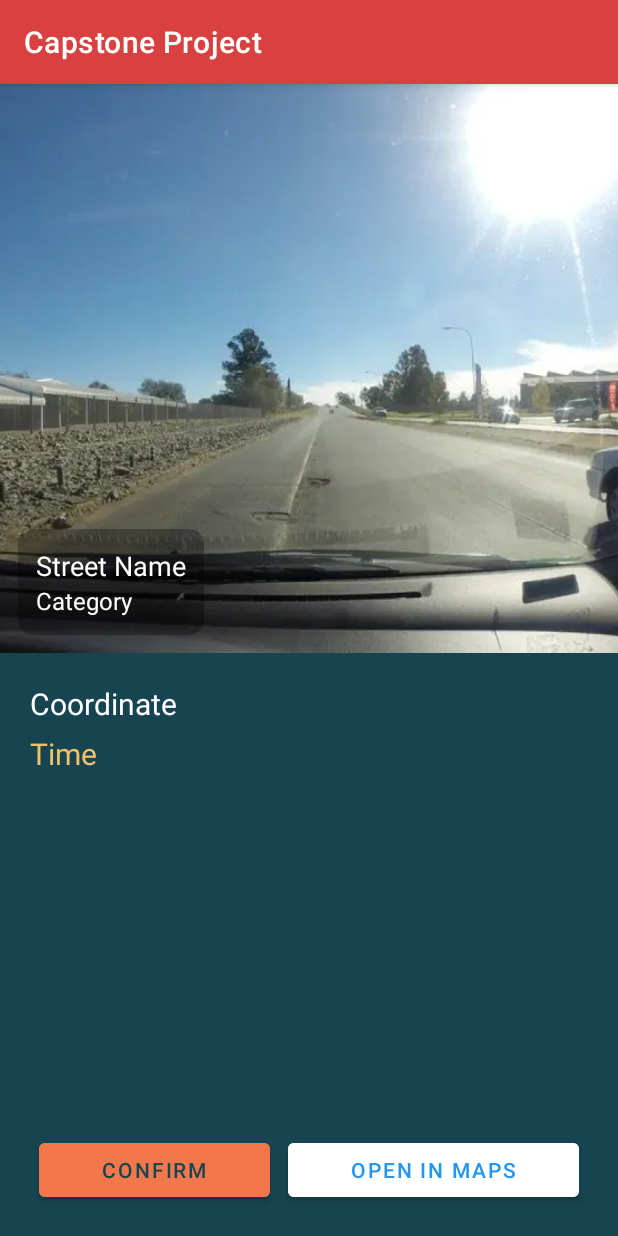
After one commit to Ivan-Widjanarko/Potholes-Detection-PhD-, an Android app: the ReportDetailActivity screen opened directly, with no data from a screen before it, on a phone screen of 412 x 824 dp. The commit adds this screen. Run offline under Robolectric (Android 15) with nearby library versions, the phone set to English and light mode, and no system bars.

Commit message:
Report Layout 2
report detail

```diff
--- a/app/src/main/AndroidManifest.xml
+++ b/app/src/main/AndroidManifest.xml
@@ -13,7 +13,8 @@
         android:roundIcon="@mipmap/ic_launcher_round"
         android:supportsRtl="true"
         android:theme="@style/Theme.CapstoneProject">
-        <activity android:name=".ui.report.ReportActivity"></activity>
+        <activity android:name=".ui.report.ReportDetailActivity"></activity>
+        <activity android:name=".ui.report.ReportActivity" />
         <activity android:name=".ui.about.AboutActivity" />
         <activity android:name=".ui.authentication.AuthActivity" />
         <activity
--- /dev/null
+++ b/app/src/main/java/id/develo/capstoneproject/ui/report/ReportDetailActivity.kt
@@ -0,0 +1,12 @@
+package id.develo.capstoneproject.ui.report
+
+import androidx.appcompat.app.AppCompatActivity
+import android.os.Bundle
+import id.develo.capstoneproject.R
+
+class ReportDetailActivity : AppCompatActivity() {
+    override fun onCreate(savedInstanceState: Bundle?) {
+        super.onCreate(savedInstanceState)
+        setContentView(R.layout.activity_report_detail)
+    }
+}
--- /dev/null
+++ b/app/src/main/res/drawable/rounded_edge.xml
@@ -0,0 +1,16 @@
+<shape
+    xmlns:android="http://schemas.android.com/apk/res/android">
+    <solid
+        android:color="#4D000000">
+    </solid>
+    <stroke
+        android:width="0dp"
+        android:color="#424242">
+    </stroke>
+    <corners
+        android:topLeftRadius="10dp"
+        android:topRightRadius="10dp"
+        android:bottomLeftRadius="10dp"
+        android:bottomRightRadius="10dp">
+    </corners>
+</shape>
--- /dev/null
+++ b/app/src/main/res/layout/activity_report_detail.xml
@@ -0,0 +1,101 @@
+<?xml version="1.0" encoding="utf-8"?>
+<LinearLayout xmlns:android="http://schemas.android.com/apk/res/android"
+    android:layout_width="match_parent"
+    android:layout_height="match_parent"
+    android:orientation="vertical"
+    android:background="@color/secondary_dark">
+
+        <FrameLayout
+            android:layout_width="match_parent"
+            android:layout_height="wrap_content">
+
+            <ImageView
+                android:id="@+id/img_result"
+                android:layout_width="match_parent"
+                android:layout_height="wrap_content"
+                android:adjustViewBounds="true"
+                android:scaleType="fitXY"
+                android:src="@drawable/dummy" />
+
+            <LinearLayout
+                android:layout_width="wrap_content"
+                android:layout_height="wrap_content"
+                android:orientation="vertical"
+                android:layout_gravity="bottom"
+                android:background="@drawable/rounded_edge"
+                android:layout_margin="12dp"
+                android:padding="12dp">
+
+                <TextView
+                    android:id="@+id/tv_street"
+                    android:layout_width="wrap_content"
+                    android:layout_height="wrap_content"
+                    android:textSize="18sp"
+                    android:textColor="@android:color/white"
+                    android:gravity="center_vertical"
+                    android:text="@string/text_street" />
+
+                <TextView
+                    android:id="@id/tv_category"
+                    android:layout_width="wrap_content"
+                    android:layout_height="wrap_content"
+                    android:textSize="16sp"
+                    android:textColor="@android:color/white"
+                    android:gravity="center_vertical"
+                    android:text="@string/text_category" />
+
+            </LinearLayout>
+        </FrameLayout>
+
+    <TextView
+        android:id="@+id/tv_coordinate"
+        android:layout_width="match_parent"
+        android:layout_height="wrap_content"
+        android:layout_marginHorizontal="20dp"
+        android:layout_marginTop="20dp"
+        android:textSize="20sp"
+        android:textColor="@android:color/white"
+        android:text="@string/coordinate"/>
+
+    <TextView
+        android:id="@+id/tv_time"
+        android:layout_width="match_parent"
+        android:layout_height="wrap_content"
+        android:layout_marginHorizontal="20dp"
+        android:layout_marginTop="6dp"
+        android:textSize="20sp"
+        android:textColor="@color/primary_light"
+        android:text="@string/time"/>
+
+    <LinearLayout
+        android:layout_width="match_parent"
+        android:layout_height="match_parent"
+        android:orientation="horizontal"
+        android:weightSum="2"
+        android:gravity="bottom"
+        android:padding="20dp">
+
+        <Button
+            android:id="@+id/btn_confirm"
+            android:layout_width="wrap_content"
+            android:layout_height="wrap_content"
+            android:backgroundTint="@color/primary"
+            android:layout_marginHorizontal="6dp"
+            android:layout_weight="1"
+            android:text="Confirm"
+            android:textColor="@color/secondary_dark" />
+
+        <Button
+            android:id="@+id/btn_maps"
+            android:layout_width="wrap_content"
+            android:layout_height="wrap_content"
+            android:backgroundTint="@color/white"
+            android:layout_marginHorizontal="6dp"
+            android:layout_weight="1"
+            android:text="Open in Maps"
+            android:textColor="@color/blue"/>
+
+
+    </LinearLayout>
+
+</LinearLayout>
--- a/app/src/main/res/values/colors.xml
+++ b/app/src/main/res/values/colors.xml
@@ -8,4 +8,5 @@
     <color name="black">#FF000000</color>
     <color name="white">#FFFFFFFF</color>
     <color name="dark_gray">#D0000000</color>
+    <color name="blue">#2196F3</color>
 </resources>
--- a/app/src/main/res/values/strings.xml
+++ b/app/src/main/res/values/strings.xml
@@ -21,5 +21,7 @@
     <string name="text_street">Street Name</string>
     <string name="text_category">Category</string>
     <string name="results">Results</string>
+    <string name="coordinate">Coordinate</string>
+    <string name="time">Time</string>
 
 </resources>
```
Also changed, not shown: app/src/main/res/drawable/dummy.png (added).
